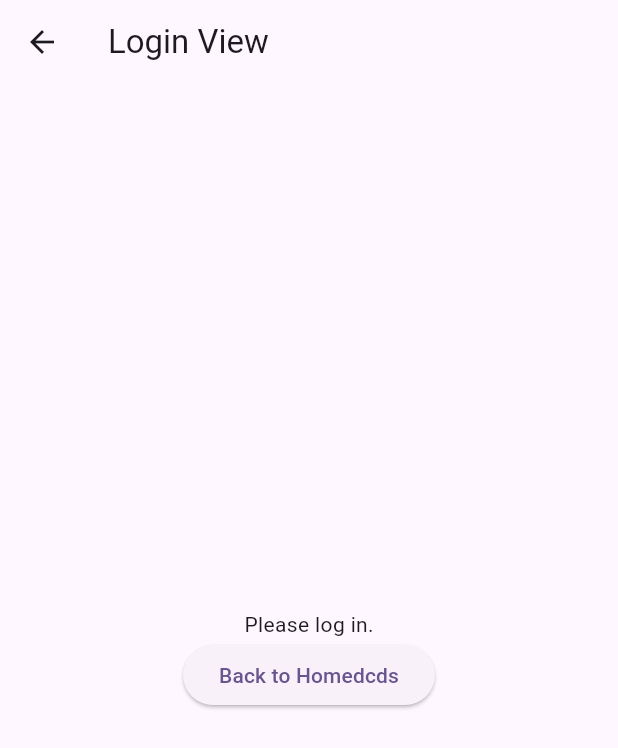
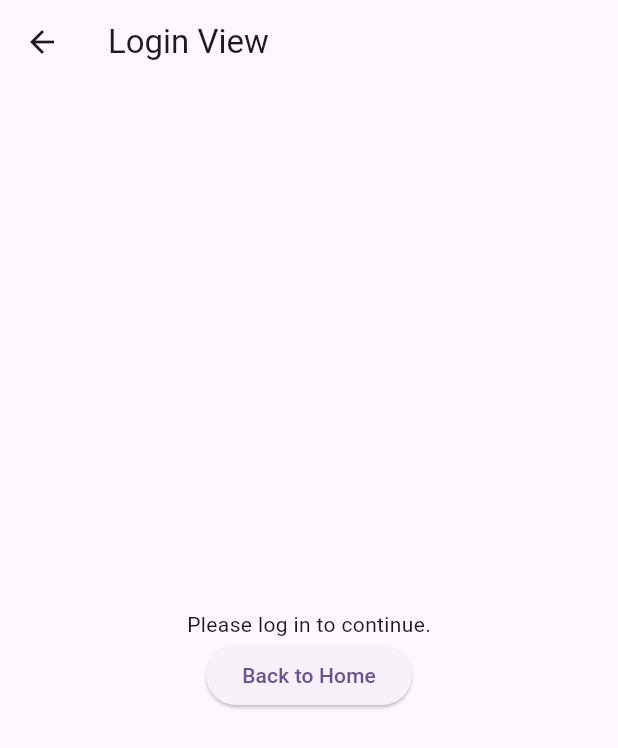
Before and after one commit to seiffbdd/our_project, a Flutter app: the LoginView screen opened directly, on a phone screen of 412 x 824 dp. Shown: the top 748 px of the screen. Run offline on Flutter 3.47's test engine with Material 3 defaults, Android fonts, the phone set to English and light mode, and no system bars.

Commit message:
addded files from  stash

```diff
--- a/lib/login_view.dart
+++ b/lib/login_view.dart
@@ -11,12 +11,12 @@ class LoginView extends StatelessWidget {
         child: Column(
           mainAxisAlignment: MainAxisAlignment.center,
           children: <Widget>[
-            const Text('Please log in.'),
+            const Text('Please log in to continue.'),
             ElevatedButton(
               onPressed: () {
                 Navigator.pop(context);
               },
-              child: const Text('Back to Homedcds'),
+              child: const Text('Back to Home'),
             ),
           ],
         ),
```
